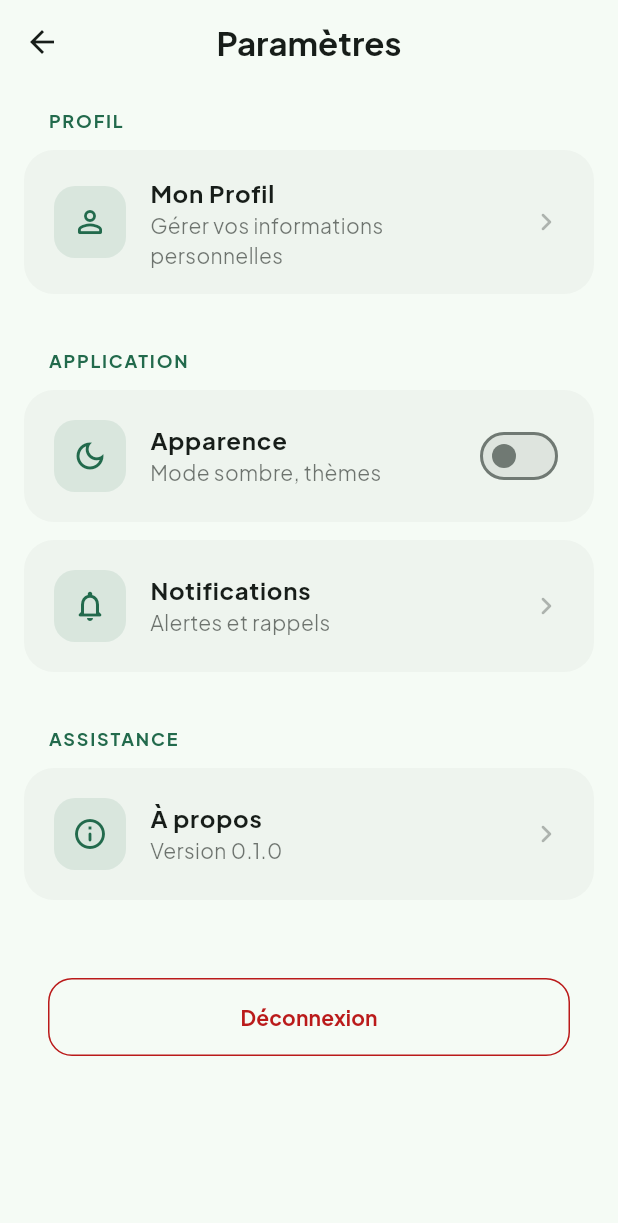
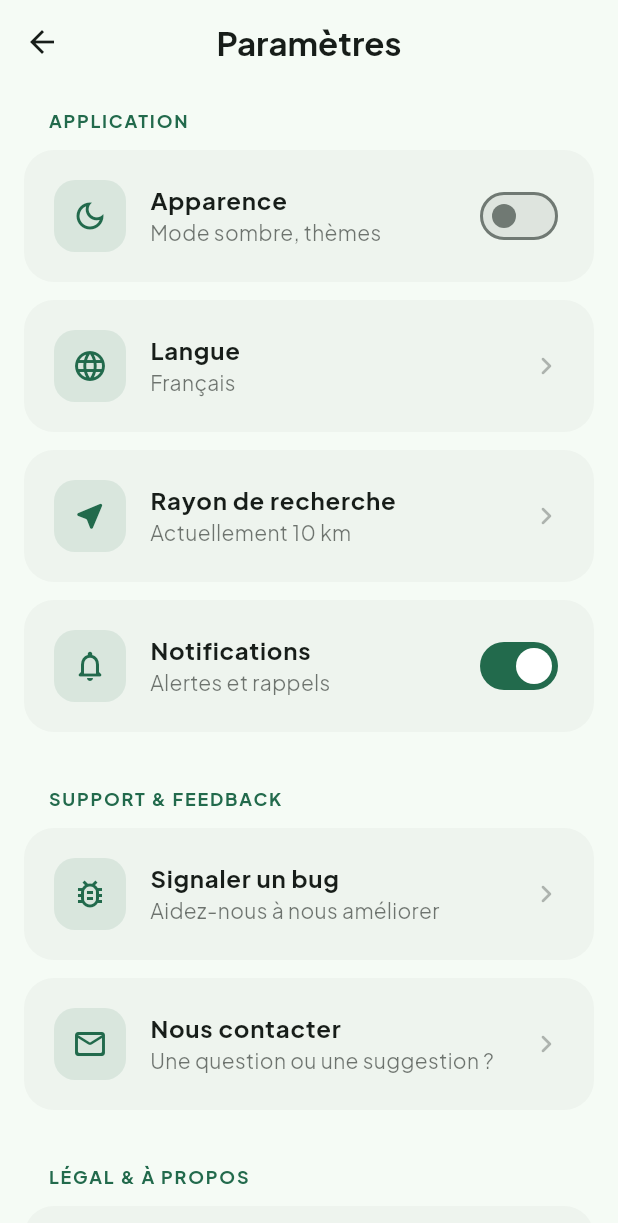
Before and after one commit to Teodev578/pharma_app, a Flutter app: the SettingsScreen screen opened by its route, on a phone screen of 412 x 824 dp. Shown: the top 1223 px of the screen. Run offline on Flutter 3.47's test engine with Material 3 defaults, Android fonts, the phone set to English and light mode, and no system bars; our stand-ins replace connectivity_plus, firebase_core, flutter_map, geolocator, google_fonts, latlong2 and 3 more; missing offline and left inert: flutter_map_cancellable_tile_provider, flutter_map_location_marker, flutter_map_marker_cluster; accounts and stored records are empty.

Commit message:
feat: implement settings UI with language, radius, and external support links

```diff
--- a/lib/ui/screens/settings_screen.dart
+++ b/lib/ui/screens/settings_screen.dart
@@ -1,9 +1,108 @@
 import 'package:flutter/material.dart';
+import 'package:url_launcher/url_launcher.dart';
 
-class SettingsScreen extends StatelessWidget {
+class SettingsScreen extends StatefulWidget {
   static const String routeName = '/settings';
 
   const SettingsScreen({super.key});
+
+  @override
+  State<SettingsScreen> createState() => _SettingsScreenState();
+}
+
+class _SettingsScreenState extends State<SettingsScreen> {
+  bool _notificationsEnabled = true;
+  String _selectedLanguage = 'Français';
+  double _searchRadius = 10.0;
+
+  Future<void> _launchURL(String urlString) async {
+    final Uri url = Uri.parse(urlString);
+    if (!await launchUrl(url, mode: LaunchMode.externalApplication)) {
+      if (mounted) {
+        ScaffoldMessenger.of(context).showSnackBar(
+          const SnackBar(content: Text('Impossible d\'ouvrir le lien')),
+        );
+      }
+    }
+  }
+
+  void _showLanguageDialog() {
+    showDialog(
+      context: context,
+      builder: (context) => AlertDialog(
+        title: const Text('Choisir la langue'),
+        content: Column(
+          mainAxisSize: MainAxisSize.min,
+          children: [
+            ListTile(
+              title: const Text('Français'),
+              leading: Radio<String>(
+                value: 'Français',
+                groupValue: _selectedLanguage,
+                onChanged: (value) {
+                  setState(() => _selectedLanguage = value!);
+                  Navigator.pop(context);
+                },
+              ),
+              onTap: () {
+                setState(() => _selectedLanguage = 'Français');
+                Navigator.pop(context);
+              },
+            ),
+            ListTile(
+              title: const Text('English'),
+              leading: Radio<String>(
+                value: 'English',
+                groupValue: _selectedLanguage,
+                onChanged: (value) {
+                  setState(() => _selectedLanguage = value!);
+                  Navigator.pop(context);
+                },
+              ),
+              onTap: () {
+                setState(() => _selectedLanguage = 'English');
+                Navigator.pop(context);
+              },
+            ),
+          ],
+        ),
+      ),
+    );
+  }
+
+  void _showRadiusDialog() {
+    showDialog(
+      context: context,
+      builder: (context) => StatefulBuilder(
+        builder: (context, setDialogState) => AlertDialog(
+          title: const Text('Rayon de recherche'),
+          content: Column(
+            mainAxisSize: MainAxisSize.min,
+            children: [
+              Text('${_searchRadius.toInt()} km'),
+              Slider(
+                value: _searchRadius,
+                min: 1,
+                max: 50,
+                divisions: 49,
+                label: '${_searchRadius.toInt()} km',
+                onChanged: (value) {
+                  setDialogState(() => _searchRadius = value);
+                  setState(() => _searchRadius = value);
+                },
+              ),
+            ],
+          ),
+          actions: [
+            TextButton(
+              onPressed: () => Navigator.pop(context),
+              child: const Text('OK'),
+            ),
+          ],
+        ),
+      ),
+    );
+  }
 
   @override
   Widget build(BuildContext context) {
@@ -18,15 +117,6 @@ class SettingsScreen extends StatelessWidget {
       body: ListView(
         padding: const EdgeInsets.all(16.0),
         children: [
-          _buildSectionHeader(theme, 'Profil'),
-          _buildSettingsTile(
-            context,
-            icon: Icons.person_outline_rounded,
-            title: 'Mon Profil',
-            subtitle: 'Gérer vos informations personnelles',
-            onTap: () {},
-          ),
-          const SizedBox(height: 24),
           _buildSectionHeader(theme, 'Application'),
           _buildSettingsTile(
             context,
@@ -36,40 +126,85 @@ class SettingsScreen extends StatelessWidget {
             trailing: Switch(
               value: isDark,
               onChanged: (value) {
-                // TODO: Implement theme switching logic
+                // TODO: Implement theme switching logic with a Provider/Bloc
               },
             ),
+          ),
+          _buildSettingsTile(
+            context,
+            icon: Icons.language_rounded,
+            title: 'Langue',
+            subtitle: _selectedLanguage,
+            onTap: _showLanguageDialog,
+          ),
+          _buildSettingsTile(
+            context,
+            icon: Icons.near_me_rounded,
+            title: 'Rayon de recherche',
+            subtitle: 'Actuellement ${_searchRadius.toInt()} km',
+            onTap: _showRadiusDialog,
           ),
           _buildSettingsTile(
             context,
             icon: Icons.notifications_none_rounded,
             title: 'Notifications',
             subtitle: 'Alertes et rappels',
-            onTap: () {},
+            trailing: Switch(
+              value: _notificationsEnabled,
+              onChanged: (value) {
+                setState(() => _notificationsEnabled = value);
+              },
+            ),
           ),
           const SizedBox(height: 24),
-          _buildSectionHeader(theme, 'Assistance'),
+          _buildSectionHeader(theme, 'Support & Feedback'),
+          _buildSettingsTile(
+            context,
+            icon: Icons.bug_report_outlined,
+            title: 'Signaler un bug',
+            subtitle: 'Aidez-nous à nous améliorer',
+            onTap: () => _launchURL('mailto:support@pharmaapp.com?subject=Bug%20Report%20PharmaApp'),
+          ),
+          _buildSettingsTile(
+            context,
+            icon: Icons.mail_outline_rounded,
+            title: 'Nous contacter',
+            subtitle: 'Une question ou une suggestion ?',
+            onTap: () => _launchURL('mailto:contact@pharmaapp.com'),
+          ),
+          const SizedBox(height: 24),
+          _buildSectionHeader(theme, 'Légal & À propos'),
+          _buildSettingsTile(
+            context,
+            icon: Icons.description_outlined,
+            title: 'Conditions d\'utilisation',
+            subtitle: 'Les règles de l\'application',
+            onTap: () => _launchURL('https://pharmaapp.com/terms'),
+          ),
+          _buildSettingsTile(
+            context,
+            icon: Icons.privacy_tip_outlined,
+            title: 'Politique de confidentialité',
+            subtitle: 'Comment nous traitons vos données',
+            onTap: () => _launchURL('https://pharmaapp.com/privacy'),
+          ),
           _buildSettingsTile(
             context,
             icon: Icons.info_outline_rounded,
             title: 'À propos',
-            subtitle: 'Version 0.1.0',
+            subtitle: 'Version 0.1.0 (Beta)',
             onTap: () {},
           ),
           const SizedBox(height: 40),
-          Padding(
-            padding: const EdgeInsets.symmetric(horizontal: 16.0),
-            child: OutlinedButton(
-              style: OutlinedButton.styleFrom(
-                foregroundColor: theme.colorScheme.error,
-                side: BorderSide(color: theme.colorScheme.error),
-                padding: const EdgeInsets.symmetric(vertical: 16),
-                shape: RoundedRectangleBorder(borderRadius: BorderRadius.circular(16)),
+          Center(
+            child: Text(
+              'Fait avec ❤️ pour votre santé',
+              style: theme.textTheme.bodySmall?.copyWith(
+                color: theme.colorScheme.onSurface.withOpacity(0.4),
               ),
-              onPressed: () {},
-              child: const Text('Déconnexion', style: TextStyle(fontWeight: FontWeight.bold)),
             ),
           ),
+          const SizedBox(height: 20),
         ],
       ),
     );
```
Also changed, not shown: 2 other files.
